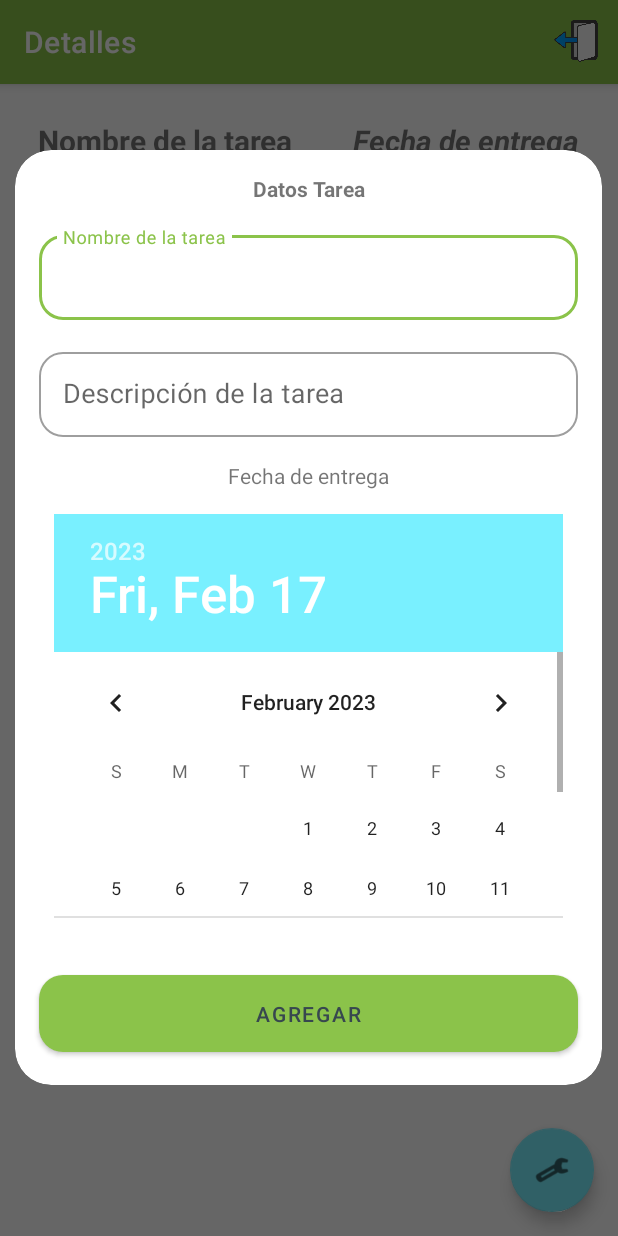
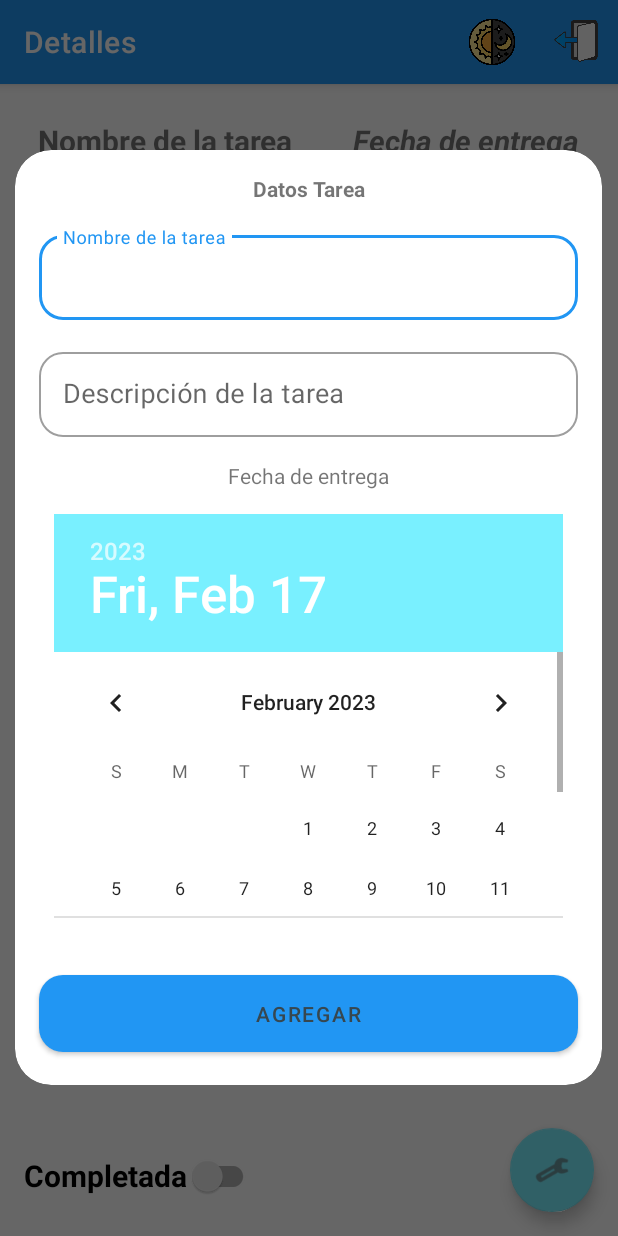
Before and after one commit to MTY-git/AgendaVirtual, an Android app: the DetailTareaFragment screen opened through its navigation route, after a tap on "Completada", on a phone screen of 412 x 824 dp. Run offline under Robolectric (Android 15) with nearby library versions, the phone set to English and light mode, and no system bars; our stand-ins replace Firebase (no records; nobody signed in at launch, a user with empty details on screens opened directly); 6 statements that could not run were skipped.

Commit message:
crud tarea complete + diseño

```diff
--- a/app/src/main/AndroidManifest.xml
+++ b/app/src/main/AndroidManifest.xml
@@ -28,7 +28,8 @@
         </activity>
         <activity
             android:name=".ui.HomeActivity"
-            android:exported="false">
+            android:exported="false"
+            android:screenOrientation="portrait">
             <meta-data
                 android:name="android.app.lib_name"
                 android:value="" />
--- a/app/src/main/java/com/oscarsainz/agenda/ui/HomeActivity.kt
+++ b/app/src/main/java/com/oscarsainz/agenda/ui/HomeActivity.kt
@@ -6,6 +6,8 @@ import androidx.appcompat.app.AppCompatActivity
 import android.os.Bundle
 import android.view.Menu
 import android.view.MenuItem
+import androidx.appcompat.app.AppCompatDelegate
+import androidx.appcompat.app.AppCompatDelegate.MODE_NIGHT_YES
 import com.google.firebase.auth.FirebaseAuth
 import com.oscarsainz.agenda.R
 import com.oscarsainz.agenda.model.bd.DbFirestore
@@ -47,6 +49,7 @@ class HomeActivity : AppCompatActivity() {
         prefs.apply()
         FirebaseAuth.getInstance().signOut()
         val loginIntent = Intent(this, LoginActivity::class.java)
+        loginIntent.addFlags(Intent.FLAG_ACTIVITY_CLEAR_TOP)
         startActivity(loginIntent)
     }
 
@@ -58,6 +61,16 @@ class HomeActivity : AppCompatActivity() {
     override fun onOptionsItemSelected(item: MenuItem): Boolean {
         when(item.itemId){
             R.id.cerrarSesion -> logOut()
+            R.id.cambiarTema -> {
+                val nightMode = AppCompatDelegate.getDefaultNightMode()
+
+                if (nightMode == AppCompatDelegate.MODE_NIGHT_YES) {
+                    AppCompatDelegate.setDefaultNightMode(AppCompatDelegate.MODE_NIGHT_NO)
+                } else {
+                    AppCompatDelegate.setDefaultNightMode(AppCompatDelegate.MODE_NIGHT_YES)
+                }
+            }
+
         }
         return super.onOptionsItemSelected(item)
     }
--- a/app/src/main/java/com/oscarsainz/agenda/ui/tareas/DetailTareaFragment.kt
+++ b/app/src/main/java/com/oscarsainz/agenda/ui/tareas/DetailTareaFragment.kt
@@ -12,6 +12,8 @@ import androidx.fragment.app.viewModels
 import androidx.navigation.fragment.findNavController
 import com.google.firebase.auth.FirebaseAuth
 import com.oscarsainz.agenda.R
+import com.oscarsainz.agenda.databinding.ActivityHomeBinding.bind
+import com.oscarsainz.agenda.databinding.DialogTareaBinding
 import com.oscarsainz.agenda.databinding.FragTareasDetailBinding
 import com.oscarsainz.agenda.model.components.TareaDialog
 import com.oscarsainz.agenda.model.data.Asignatura
@@ -31,6 +33,7 @@ class DetailTareaFragment : Fragment(R.layout.frag_tareas_detail) {
     private val emailUser = FirebaseAuth.getInstance().currentUser?.email.toString()
 
     private lateinit var binding: FragTareasDetailBinding
+    //private lateinit var bindingDialog: DialogTareaBinding
 
     override fun onViewCreated(view: View, savedInstanceState: Bundle?) {
         super.onViewCreated(view, savedInstanceState)
@@ -48,6 +51,8 @@ class DetailTareaFragment : Fragment(R.layout.frag_tareas_detail) {
         }
 
         binding.floatingActionButton3.setOnClickListener {
+            //bindingDialog = DialogTareaBinding.bind()
+            //bindingDialog.botonAgregarDialogo.text = "Modificar"
             TareaDialog(
                 onSubmitClickListener = {
                     viewModel.modificarTarea(emailUser , asignatura ,tarea, it)
--- a/app/src/main/java/com/oscarsainz/agenda/ui/tareas/TareasAdapter.kt
+++ b/app/src/main/java/com/oscarsainz/agenda/ui/tareas/TareasAdapter.kt
@@ -43,10 +43,13 @@ class TareasAdapter(val listener: (Tarea) -> Unit) :
 
         private val binding = ElemTareaBinding.bind(view)
 
-        @SuppressLint("SetTextI18n")
+        @SuppressLint("SetTextI18n", "ResourceAsColor")
         fun bind(tarea : Tarea){
+
             if(tarea.completada){
                 binding.cardTarea.setCardBackgroundColor(Color.LTGRAY)
+            }else{
+                binding.cardTarea.setCardBackgroundColor(Color.rgb(121,240,255))
             }
             binding.nombreTarea.text = tarea.nombre
             binding.fecha.text = "${tarea.fechaEntrega?.date}/" +
--- a/app/src/main/res/drawable/splash_screen.xml
+++ b/app/src/main/res/drawable/splash_screen.xml
@@ -1,8 +1,10 @@
 <?xml version="1.0" encoding="utf-8"?>
 <layer-list xmlns:android="http://schemas.android.com/apk/res/android">
-    <item android:drawable="@color/green_light"/>
+    <item android:drawable="@color/purple"/>
     <item>
-        <bitmap android:src="@drawable/splash_screen_icon" android:gravity="center"
+        <bitmap
+            android:src="@drawable/splash_screen_icon"
+            android:gravity="center"
             android:layout_width="wrap_content"
             android:layout_height="wrap_content"/>
     </item>
--- a/app/src/main/res/layout/frag_asignaturas.xml
+++ b/app/src/main/res/layout/frag_asignaturas.xml
@@ -27,6 +27,7 @@
         android:clickable="true"
         android:contentDescription="@string/boton_para_añadir_asignaturas"
         android:focusable="true"
+        app:backgroundTint="@color/blue"
         app:layout_constraintBottom_toBottomOf="parent"
         app:layout_constraintEnd_toEndOf="parent"
         app:srcCompat="@android:drawable/ic_input_add"
--- a/app/src/main/res/layout/frag_tareas.xml
+++ b/app/src/main/res/layout/frag_tareas.xml
@@ -40,6 +40,7 @@
         android:clickable="true"
         android:contentDescription="@string/boton_para_anyadir_tareas"
         android:focusable="true"
+        app:backgroundTint="@color/blue"
         app:layout_constraintBottom_toBottomOf="parent"
         app:layout_constraintEnd_toEndOf="parent"
         app:srcCompat="@android:drawable/ic_input_add"
--- a/app/src/main/res/layout/frag_tareas_detail.xml
+++ b/app/src/main/res/layout/frag_tareas_detail.xml
@@ -56,17 +56,19 @@
         app:srcCompat="@android:drawable/ic_menu_manage"
         android:focusable="true" />
 
-    <Switch
+    <androidx.appcompat.widget.SwitchCompat
         android:id="@+id/switch1"
         android:layout_width="wrap_content"
         android:layout_height="wrap_content"
-        android:layout_marginStart="144dp"
-        android:layout_marginTop="52dp"
+        android:layout_marginStart="16dp"
+        android:layout_marginBottom="16dp"
         android:checked="false"
         android:minHeight="48dp"
         android:text="@string/completada"
+        android:textSize="20sp"
+        android:textStyle="bold"
+        app:layout_constraintBottom_toBottomOf="parent"
         app:layout_constraintStart_toStartOf="parent"
-        app:layout_constraintTop_toBottomOf="@+id/descripcionTarea"
         tools:checked="false" />
 
 </androidx.constraintlayout.widget.ConstraintLayout>
--- a/app/src/main/res/menu/menu_asignaturas.xml
+++ b/app/src/main/res/menu/menu_asignaturas.xml
@@ -1,6 +1,12 @@
 <?xml version="1.0" encoding="utf-8"?>
 <menu xmlns:android="http://schemas.android.com/apk/res/android"
     xmlns:app="http://schemas.android.com/apk/res-auto">
+
+
+    <item android:id="@+id/cambiarTema"
+        android:icon="@drawable/dia_y_noche"
+        android:title="@string/cambiar_tema"
+        app:showAsAction="always"/>
 
     <item android:id="@+id/cerrarSesion"
         android:icon="@drawable/log_out"
--- a/app/src/main/res/values-night/themes.xml
+++ b/app/src/main/res/values-night/themes.xml
@@ -2,17 +2,18 @@
     <!-- Base application theme. -->
     <style name="Theme.Agenda" parent="Theme.MaterialComponents.DayNight.DarkActionBar">
         <!-- Primary brand color. -->
-        <item name="colorPrimary">@color/green</item>
-        <item name="colorPrimaryVariant">@color/green_light</item>
-        <item name="colorOnPrimary">@color/white</item>
+        <item name="colorPrimary">@color/blue_dark_1</item>
+        <item name="colorPrimaryVariant">@color/blue_dark_2</item>
+        <item name="colorOnPrimary">@color/black</item>
         <!-- Secondary brand color. -->
-        <item name="colorSecondary">@color/blue_light</item>
-        <item name="colorSecondaryVariant">@color/blue</item>
-        <item name="colorOnSecondary">@color/black</item>
+        <item name="colorSecondary">@color/blue_dark_2</item>
+        <item name="colorSecondaryVariant">@color/blue_dark_1</item>
+        <item name="colorOnSecondary">@color/gray</item>
         <!-- Status bar color. -->
-        <item name="android:statusBarColor">?attr/colorPrimaryVariant</item>
+        <item name="android:statusBarColor">@color/purple</item>
         <!-- Customize your theme here. -->
     </style>
+
     <style name="SplashTheme" parent="Theme.Agenda">
         <item name="android:windowBackground" >@drawable/splash_screen</item>
     </style>
--- a/app/src/main/res/values/colors.xml
+++ b/app/src/main/res/values/colors.xml
@@ -1,10 +1,12 @@
 <?xml version="1.0" encoding="utf-8"?>
 <resources>
-    <color name="green_dark">#4CAF50</color>
-    <color name="green">#8BC34A</color>
-    <color name="green_light">#D8F8A5</color>
+    <color name="purple">#8659D8</color>
     <color name="blue_light">#79F0FF</color>
     <color name="blue">#2196F3</color>
     <color name="black">#FF000000</color>
+    <color name="gray">#615D5D</color>
     <color name="white">#FFFFFFFF</color>
+    <!-- COLORES OCUROS-->
+    <color name="blue_dark_1">#1C4D53</color>
+    <color name="blue_dark_2">#0E3C60</color>
 </resources>
--- a/app/src/main/res/values/strings.xml
+++ b/app/src/main/res/values/strings.xml
@@ -30,4 +30,7 @@
     <string name="nombre_tarea">Nombre de la tarea</string>
     <string name="completada">Completada</string>
     <string name="modificacionCompletada">Modificación realizada, vuelve atrás para ver los cambios</string>
+    <string name="cambiar_tema">Cambiar tema</string>
+    <string name="sin_entregar">Sin Entregar</string>
+    <string name="entegada">Entegada</string>
 </resources>
--- a/app/src/main/res/values/themes.xml
+++ b/app/src/main/res/values/themes.xml
@@ -2,15 +2,15 @@
     <!-- Base application theme. -->
     <style name="Theme.Agenda" parent="Theme.MaterialComponents.DayNight.DarkActionBar">
         <!-- Primary brand color. -->
-        <item name="colorPrimary">@color/green</item>
-        <item name="colorPrimaryVariant">@color/green_light</item>
+        <item name="colorPrimary">@color/blue</item>
+        <item name="colorPrimaryVariant">@color/blue_light</item>
         <item name="colorOnPrimary">@color/white</item>
         <!-- Secondary brand color. -->
         <item name="colorSecondary">@color/blue_light</item>
         <item name="colorSecondaryVariant">@color/blue</item>
-        <item name="colorOnSecondary">@color/black</item>
+        <item name="colorOnSecondary">@color/gray</item>
         <!-- Status bar color. -->
-        <item name="android:statusBarColor">?attr/colorPrimaryVariant</item>
+        <item name="android:statusBarColor">@color/purple</item>
         <!-- Customize your theme here. -->
     </style>
 
```
Also changed, not shown: app/src/main/res/drawable/dia_y_noche.png (added).
